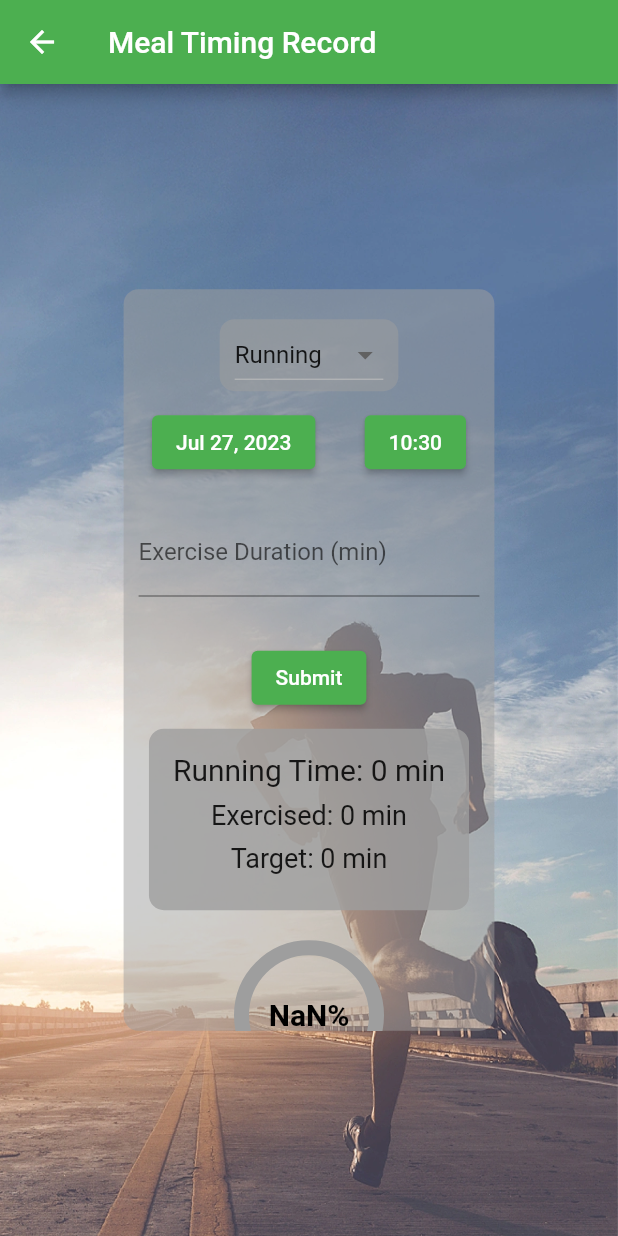
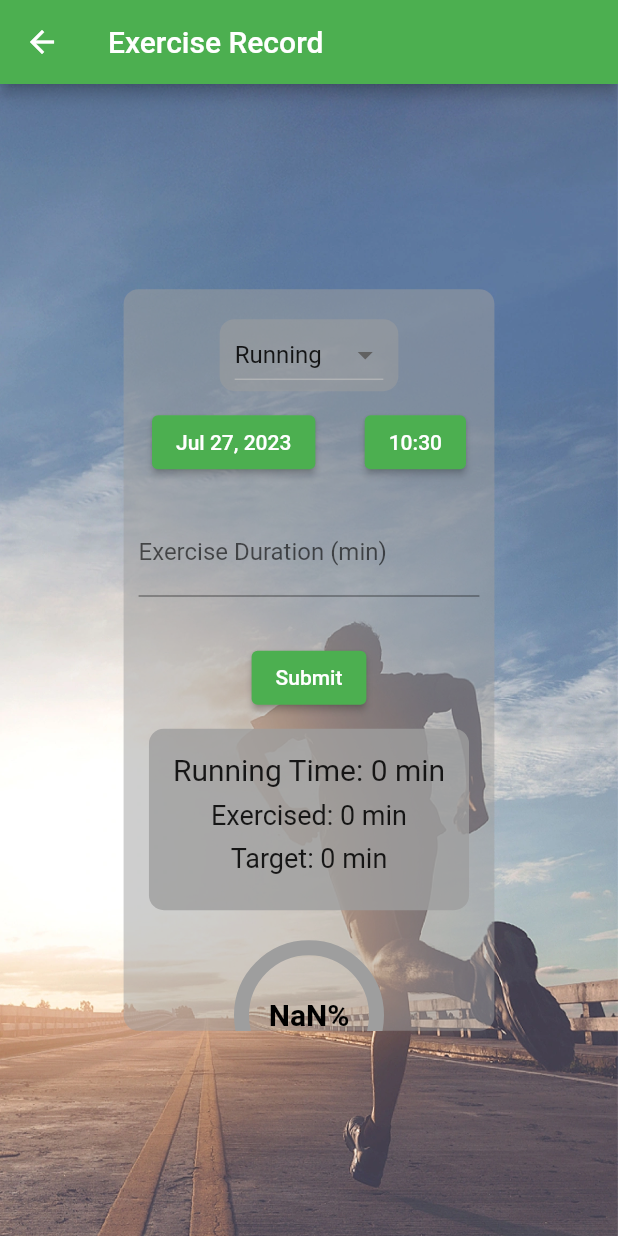
Before and after one commit to urwin419/TPFinalProject, a Flutter app: the ExeRecordPage screen opened directly, on a phone screen of 412 x 824 dp. Run offline on Flutter 3.47's test engine with Material 2 defaults, Android fonts, the phone set to English and light mode, and no system bars; our stand-ins replace email_validator, flutter_local_notifications, flutter_secure_storage, flutter_vector_icons, google_fonts, shared_preferences and 3 more; missing offline and left inert: number_text_input_formatter; accounts and stored records are empty; network calls fail; statements that could not run were skipped.

Commit message:
small fix

```diff
--- a/frontend/lib/records.dart
+++ b/frontend/lib/records.dart
@@ -1170,7 +1170,7 @@ class ExeRecordPageState extends State<ExeRecordPage> {
   Widget build(BuildContext context) {
     return Scaffold(
         appBar: AppBar(
-          title: const Text('Meal Timing Record'),
+          title: const Text('Exercise Record'),
           backgroundColor: Colors.green,
         ),
         body: Container(
```
